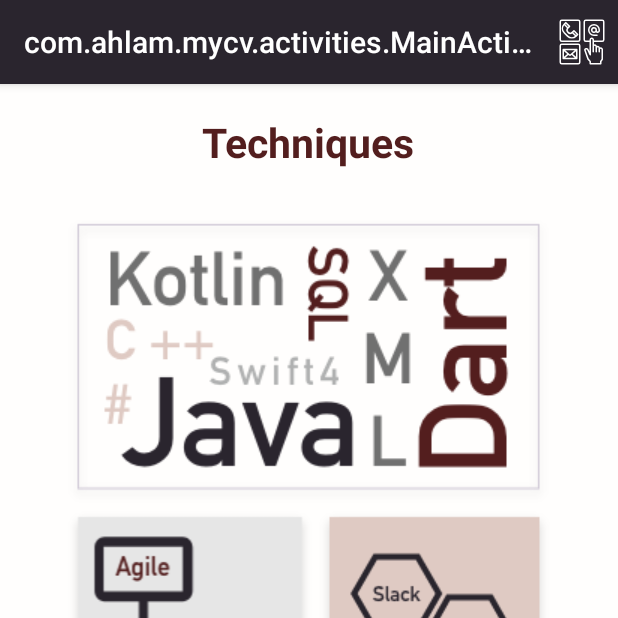
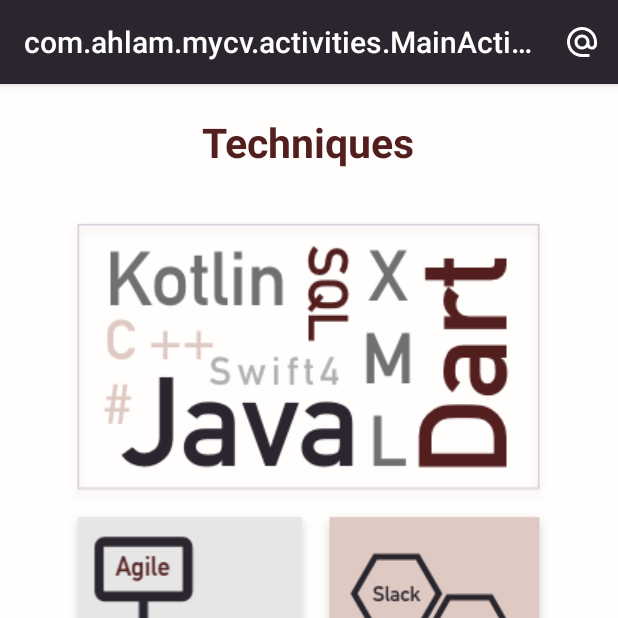
Before and after one commit to Ahlam-M/MyCV-App-Ahlam-M, an Android app: the MainActivity screen opened directly, with no data from a screen before it, item 3 of the bottom bar chosen, on a phone screen of 412 x 824 dp, the top half of it. Run offline under Robolectric (Android 15) with nearby library versions, the phone set to English and light mode, and no system bars; network calls fail; 4 statements that could not run were skipped.

Commit message:
actionbar icon animation

```diff
--- a/app/src/main/java/com/ahlam/mycv/activities/MainActivity.kt
+++ b/app/src/main/java/com/ahlam/mycv/activities/MainActivity.kt
@@ -1,6 +1,7 @@
 package com.ahlam.mycv.activities
 
 import android.content.Intent
+import android.graphics.drawable.AnimationDrawable
 import android.os.Bundle
 import android.view.Menu
 import android.view.MenuItem
@@ -16,9 +17,13 @@ import com.google.android.material.bottomnavigation.BottomNavigationView
 
 class MainActivity : AppCompatActivity() {
 
+
+
     override fun onCreate(savedInstanceState: Bundle?) {
         super.onCreate(savedInstanceState)
         setContentView(R.layout.activity_main)
+
+
 
         //set custom font
         typeface(this@MainActivity)
@@ -38,6 +43,12 @@ class MainActivity : AppCompatActivity() {
 
     override fun onCreateOptionsMenu(menu: Menu?): Boolean {
         menuInflater.inflate(R.menu.menu_contact, menu)
+
+        val dr : AnimationDrawable = resources.getDrawable(R.drawable.actionbar_contact_me) as AnimationDrawable
+        val mi : MenuItem? = menu?.findItem(R.id.mi_contact_me)
+        mi?.icon = dr
+        window.decorView.post { dr.start() }
+
         return super.onCreateOptionsMenu(menu)
     }
 
--- /dev/null
+++ b/app/src/main/res/drawable/actionbar_contact_me.xml
@@ -0,0 +1,19 @@
+<?xml version="1.0" encoding="utf-8"?>
+<!--
+  ~ motion.xml
+  ~
+  ~ Created on 30 May 2021
+  ~ for "MyCV-Ahlam M"
+  ~ Copyright (c) 2021. All rights reserved.
+  ~
+  ~ by developer Ahlam Mhmd
+  ~ Github : Ahlam-M
+  -->
+
+<animation-list xmlns:android="http://schemas.android.com/apk/res/android"
+    android:oneshot="false">
+    <item android:drawable="@drawable/ic_call" android:duration="2000"/>
+    <item android:drawable="@drawable/ic_email_1" android:duration="2000" />
+    <item android:drawable="@drawable/ic_email_2" android:duration="2000" />
+
+</animation-list>
--- /dev/null
+++ b/app/src/main/res/drawable/ic_call.xml
@@ -0,0 +1,16 @@
+<!--
+  ~ ic_call.xml
+  ~
+  ~ Created on 30 May 2021
+  ~ for "MyCV-Ahlam M"
+  ~ Copyright (c) 2021. All rights reserved.
+  ~
+  ~ by developer Ahlam Mhmd
+  ~ Github : Ahlam-M
+  -->
+
+<vector android:height="24dp" android:tint="#FFFFFF"
+    android:viewportHeight="24" android:viewportWidth="24"
+    android:width="24dp" xmlns:android="http://schemas.android.com/apk/res/android">
+    <path android:fillColor="#FFFEFD" android:pathData="M6.54,5c0.06,0.89 0.21,1.76 0.45,2.59l-1.2,1.2c-0.41,-1.2 -0.67,-2.47 -0.76,-3.79h1.51m9.86,12.02c0.85,0.24 1.72,0.39 2.6,0.45v1.49c-1.32,-0.09 -2.59,-0.35 -3.8,-0.75l1.2,-1.19M7.5,3H4c-0.55,0 -1,0.45 -1,1 0,9.39 7.61,17 17,17 0.55,0 1,-0.45 1,-1v-3.49c0,-0.55 -0.45,-1 -1,-1 -1.24,0 -2.45,-0.2 -3.57,-0.57 -0.1,-0.04 -0.21,-0.05 -0.31,-0.05 -0.26,0 -0.51,0.1 -0.71,0.29l-2.2,2.2c-2.83,-1.45 -5.15,-3.76 -6.59,-6.59l2.2,-2.2c0.28,-0.28 0.36,-0.67 0.25,-1.02C8.7,6.45 8.5,5.25 8.5,4c0,-0.55 -0.45,-1 -1,-1z"/>
+</vector>
--- /dev/null
+++ b/app/src/main/res/drawable/ic_email_1.xml
@@ -0,0 +1,16 @@
+<!--
+  ~ ic_email_1.xml
+  ~
+  ~ Created on 30 May 2021
+  ~ for "MyCV-Ahlam M"
+  ~ Copyright (c) 2021. All rights reserved.
+  ~
+  ~ by developer Ahlam Mhmd
+  ~ Github : Ahlam-M
+  -->
+
+<vector android:height="24dp" android:tint="#FFFFFF"
+    android:viewportHeight="24" android:viewportWidth="24"
+    android:width="24dp" xmlns:android="http://schemas.android.com/apk/res/android">
+    <path android:fillColor="#FFFEFD" android:pathData="M22,6c0,-1.1 -0.9,-2 -2,-2L4,4c-1.1,0 -2,0.9 -2,2v12c0,1.1 0.9,2 2,2h16c1.1,0 2,-0.9 2,-2L22,6zM20,6l-8,5 -8,-5h16zM20,18L4,18L4,8l8,5 8,-5v10z"/>
+</vector>
--- /dev/null
+++ b/app/src/main/res/drawable/ic_email_2.xml
@@ -0,0 +1,16 @@
+<!--
+  ~ ic_email_2.xml
+  ~
+  ~ Created on 30 May 2021
+  ~ for "MyCV-Ahlam M"
+  ~ Copyright (c) 2021. All rights reserved.
+  ~
+  ~ by developer Ahlam Mhmd
+  ~ Github : Ahlam-M
+  -->
+
+<vector android:height="24dp" android:tint="#FFFFFF"
+    android:viewportHeight="24" android:viewportWidth="24"
+    android:width="24dp" xmlns:android="http://schemas.android.com/apk/res/android">
+    <path android:fillColor="#FFFEFD" android:pathData="M12,2C6.48,2 2,6.48 2,12s4.48,10 10,10h5v-2h-5c-4.34,0 -8,-3.66 -8,-8s3.66,-8 8,-8 8,3.66 8,8v1.43c0,0.79 -0.71,1.57 -1.5,1.57s-1.5,-0.78 -1.5,-1.57L17,12c0,-2.76 -2.24,-5 -5,-5s-5,2.24 -5,5 2.24,5 5,5c1.38,0 2.64,-0.56 3.54,-1.47 0.65,0.89 1.77,1.47 2.96,1.47 1.97,0 3.5,-1.6 3.5,-3.57L22,12c0,-5.52 -4.48,-10 -10,-10zM12,15c-1.66,0 -3,-1.34 -3,-3s1.34,-3 3,-3 3,1.34 3,3 -1.34,3 -3,3z"/>
+</vector>
--- a/app/src/main/res/values/strings.xml
+++ b/app/src/main/res/values/strings.xml
@@ -8,7 +8,7 @@
     <string name="next">Go to CV</string>
 
     <string name="name">Name</string>
-    <string name="profession_title">Profession Title</string>
+    <string name="profession_title">Title</string>
     <string name="dob">Birth date</string>
     <string name="social_state">Social State</string>
     <string name="languages">Languages</string>
```
